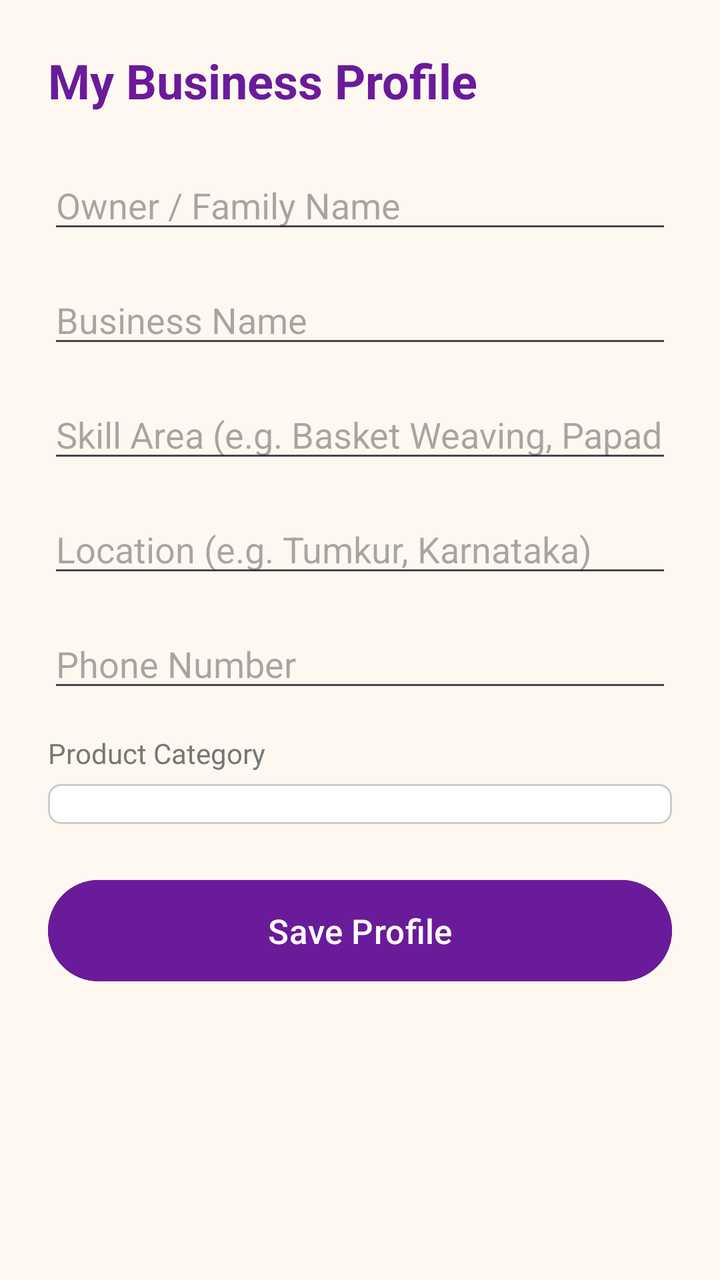
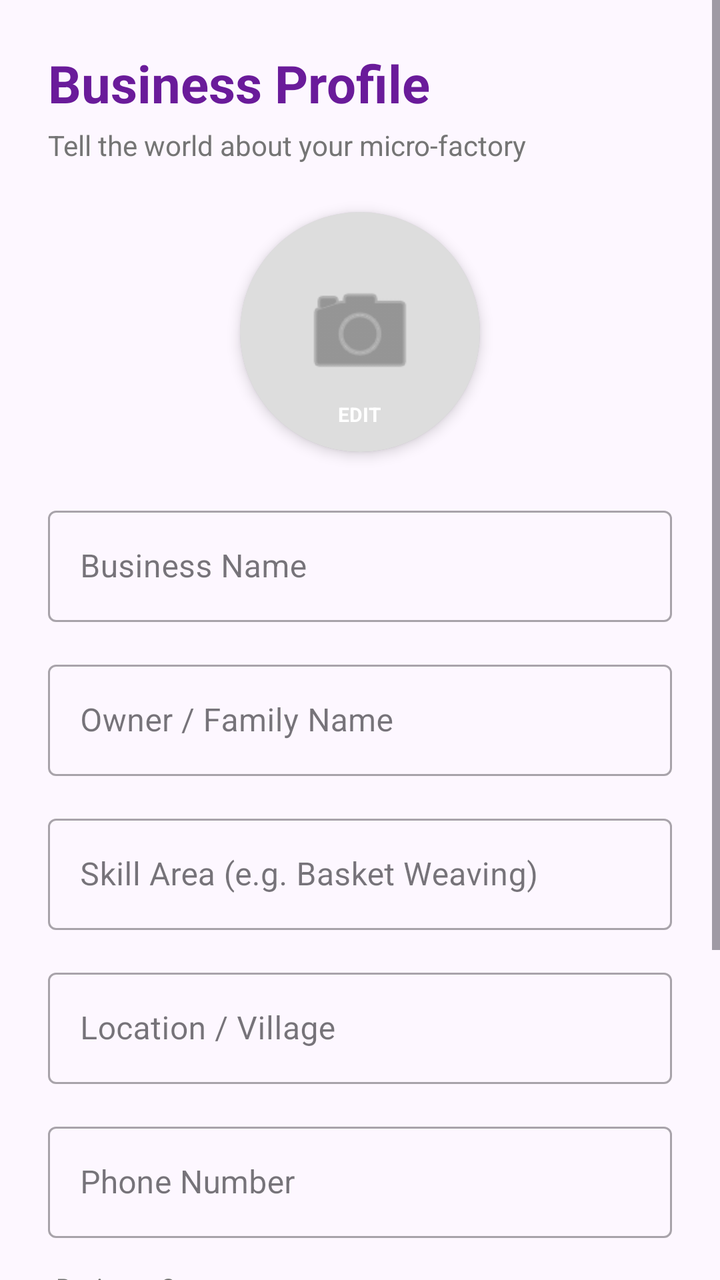

Two renders of the same Android screen: before a commit and after it. Below are the layout's source before the change and the commit's diff.
<!-- AndroidManifest.xml: application theme Theme.KutiraKushala -->
<!-- res/layout/activity_business_profile.xml -->
<?xml version="1.0" encoding="utf-8"?>
<ScrollView
    xmlns:android="http://schemas.android.com/apk/res/android"
    android:layout_width="match_parent"
    android:layout_height="match_parent"
    android:background="#FFF8F0">

    <LinearLayout
        android:layout_width="match_parent"
        android:layout_height="wrap_content"
        android:orientation="vertical"
        android:padding="24dp">

        <TextView
            android:layout_width="wrap_content"
            android:layout_height="wrap_content"
            android:text="My Business Profile"
            android:textSize="24sp"
            android:textStyle="bold"
            android:textColor="#6A1B9A"
            android:layout_marginBottom="24dp"/>

        <EditText
            android:id="@+id/etOwnerName"
            android:layout_width="match_parent"
            android:layout_height="wrap_content"
            android:hint="Owner / Family Name"
            android:inputType="textPersonName"
            android:layout_marginBottom="16dp"/>

        <EditText
            android:id="@+id/etBusinessName"
            android:layout_width="match_parent"
            android:layout_height="wrap_content"
            android:hint="Business Name"
            android:inputType="textCapWords"
            android:layout_marginBottom="16dp"/>

        <EditText
            android:id="@+id/etSkillArea"
            android:layout_width="match_parent"
            android:layout_height="wrap_content"
            android:hint="Skill Area (e.g. Basket Weaving, Papad Making)"
            android:inputType="textCapSentences"
            android:layout_marginBottom="16dp"/>

        <EditText
            android:id="@+id/etLocation"
            android:layout_width="match_parent"
            android:layout_height="wrap_content"
            android:hint="Location (e.g. Tumkur, Karnataka)"
            android:inputType="textCapWords"
            android:layout_marginBottom="16dp"/>

        <EditText
            android:id="@+id/etPhone"
            android:layout_width="match_parent"
            android:layout_height="wrap_content"
            android:hint="Phone Number"
            android:inputType="phone"
            android:layout_marginBottom="16dp"/>

        
        <TextView
            android:layout_width="wrap_content"
            android:layout_height="wrap_content"
            android:text="Product Category"
            android:textSize="14sp"
            android:textColor="#777777"
            android:layout_marginBottom="6dp"/>

        <Spinner
            android:id="@+id/spinnerCategory"
            android:layout_width="match_parent"
            android:layout_height="wrap_content"
            android:background="@drawable/spinner_border"
            android:padding="10dp"
            android:layout_marginBottom="24dp"/>

        <Button
            android:id="@+id/btnSaveProfile"
            android:layout_width="match_parent"
            android:layout_height="wrap_content"
            android:text="Save Profile"
            android:textSize="17sp"
            android:backgroundTint="#6A1B9A"
            android:textColor="#FFFFFF"
            android:padding="14dp"/>

        
        <TextView
            android:id="@+id/tvProfileStatus"
            android:layout_width="wrap_content"
            android:layout_height="wrap_content"
            android:layout_marginTop="16dp"
            android:textSize="14sp"
            android:textColor="#2E7D32"
            android:text=""/>

    </LinearLayout>
</ScrollView>
<!-- resources referenced by this layout -->
<resources>
  <!-- drawable spinner_border (drawable) -->
  <?xml version="1.0" encoding="utf-8"?>
  <shape xmlns:android="http://schemas.android.com/apk/res/android">
      <solid android:color="#FFFFFF"/>
      <stroke android:width="1dp" android:color="#CCCCCC"/>
      <corners android:radius="6dp"/>
  </shape>
  <style name="Theme.KutiraKushala" parent="Base.Theme.KutiraKushala" />
  <style name="Base.Theme.KutiraKushala" parent="Theme.Material3.DayNight.NoActionBar">
          
          
      </style>
</resources>

<!-- the commit's change to res/layout/activity_business_profile.xml (unified diff, before → after) -->
@@ -1,9 +1,9 @@
 <?xml version="1.0" encoding="utf-8"?>
-<ScrollView
-    xmlns:android="http://schemas.android.com/apk/res/android"
+<ScrollView xmlns:android="http://schemas.android.com/apk/res/android"
+    xmlns:app="http://schemas.android.com/apk/res-auto"
     android:layout_width="match_parent"
     android:layout_height="match_parent"
-    android:background="#FFF8F0">
+    android:background="@color/background">
 
     <LinearLayout
         android:layout_width="match_parent"
@@ -14,88 +14,156 @@
         <TextView
             android:layout_width="wrap_content"
             android:layout_height="wrap_content"
-            android:text="My Business Profile"
-            android:textSize="24sp"
+            android:text="Business Profile"
+            android:textSize="26sp"
             android:textStyle="bold"
-            android:textColor="#6A1B9A"
+            android:textColor="@color/colorPrimary"
+            android:layout_marginBottom="4dp"/>
+
+        <TextView
+            android:layout_width="wrap_content"
+            android:layout_height="wrap_content"
+            android:text="Tell the world about your micro-factory"
+            android:textSize="14sp"
+            android:textColor="@color/textSecondary"
             android:layout_marginBottom="24dp"/>
 
-        <EditText
-            android:id="@+id/etOwnerName"
+        
+        <androidx.cardview.widget.CardView
+            android:id="@+id/cardProfilePhoto"
+            android:layout_width="120dp"
+            android:layout_height="120dp"
+            android:layout_gravity="center"
+            app:cardCornerRadius="60dp"
+            app:cardElevation="4dp"
+            android:layout_marginBottom="24dp">
+            <FrameLayout
+                android:layout_width="match_parent"
+                android:layout_height="match_parent">
+                <ImageView
+                    android:id="@+id/ivProfilePhoto"
+                    android:layout_width="match_parent"
+                    android:layout_height="match_parent"
+                    android:scaleType="centerCrop"
+                    android:src="@android:drawable/ic_menu_camera"
+                    android:padding="30dp"
+                    app:tint="@color/textSecondary"/>
+                <View
+                    android:layout_width="match_parent"
+                    android:layout_height="match_parent"
+                    android:background="#22000000"/>
+                <TextView
+                    android:layout_width="wrap_content"
+                    android:layout_height="wrap_content"
+                    android:layout_gravity="bottom|center_horizontal"
+                    android:text="EDIT"
+                    android:textColor="@color/white"
+                    android:textSize="10sp"
+                    android:textStyle="bold"
+                    android:layout_marginBottom="12dp"/>
+            </FrameLayout>
+        </androidx.cardview.widget.CardView>
+
+        <com.google.android.material.textfield.TextInputLayout
+            style="@style/Widget.MaterialComponents.TextInputLayout.OutlinedBox"
+            android:layout_width="match_parent"
+            android:layout_height="wrap_content"
+            android:hint="Business Name"
+            android:layout_marginBottom="16dp">
+            <com.google.android.material.textfield.TextInputEditText
+                android:id="@+id/etBusinessName"
+                android:layout_width="match_parent"
+                android:layout_height="wrap_content"
+                android:inputType="textCapWords" />
+        </com.google.android.material.textfield.TextInputLayout>
+
+        <com.google.android.material.textfield.TextInputLayout
+            style="@style/Widget.MaterialComponents.TextInputLayout.OutlinedBox"
             android:layout_width="match_parent"
             android:layout_height="wrap_content"
             android:hint="Owner / Family Name"
-            android:inputType="textPersonName"
-            android:layout_marginBottom="16dp"/>
+            android:layout_marginBottom="16dp">
+            <com.google.android.material.textfield.TextInputEditText
+                android:id="@+id/etOwnerName"
+                android:layout_width="match_parent"
+                android:layout_height="wrap_content"
+                android:inputType="textPersonName" />
+        </com.google.android.material.textfield.TextInputLayout>
 
-        <EditText
-            android:id="@+id/etBusinessName"
+        <com.google.android.material.textfield.TextInputLayout
+            style="@style/Widget.MaterialComponents.TextInputLayout.OutlinedBox"
             android:layout_width="match_parent"
             android:layout_height="wrap_content"
-            android:hint="Business Name"
-            android:inputType="textCapWords"
-            android:layout_marginBottom="16dp"/>
+            android:hint="Skill Area (e.g. Basket Weaving)"
+            android:layout_marginBottom="16dp">
+            <com.google.android.material.textfield.TextInputEditText
+                android:id="@+id/etSkillArea"
+                android:layout_width="match_parent"
+                android:layout_height="wrap_content"
+                android:inputType="textCapSentences" />
+        </com.google.android.material.textfield.TextInputLayout>
 
-        <EditText
-            android:id="@+id/etSkillArea"
+        <com.google.android.material.textfield.TextInputLayout
+            style="@style/Widget.MaterialComponents.TextInputLayout.OutlinedBox"
             android:layout_width="match_parent"
             android:layout_height="wrap_content"
-            android:hint="Skill Area (e.g. Basket Weaving, Papad Making)"
-            android:inputType="textCapSentences"
-            android:layout_marginBottom="16dp"/>
+            android:hint="Location / Village"
+            android:layout_marginBottom="16dp">
+            <com.google.android.material.textfield.TextInputEditText
+                android:id="@+id/etLocation"
+                android:layout_width="match_parent"
+                android:layout_height="wrap_content"
+                android:inputType="textCapWords" />
+        </com.google.android.material.textfield.TextInputLayout>
 
-        <EditText
-            android:id="@+id/etLocation"
-            android:layout_width="match_parent"
-            android:layout_height="wrap_content"
-            android:hint="Location (e.g. Tumkur, Karnataka)"
-            android:inputType="textCapWords"
-            android:layout_marginBottom="16dp"/>
-
-        <EditText
-            android:id="@+id/etPhone"
+        <com.google.android.material.textfield.TextInputLayout
+            style="@style/Widget.MaterialComponents.TextInputLayout.OutlinedBox"
             android:layout_width="match_parent"
             android:layout_height="wrap_content"
             android:hint="Phone Number"
-            android:inputType="phone"
-            android:layout_marginBottom="16dp"/>
+            android:layout_marginBottom="16dp">
+            <com.google.android.material.textfield.TextInputEditText
+                android:id="@+id/etPhone"
+                android:layout_width="match_parent"
+                android:layout_height="wrap_content"
+                android:inputType="phone" />
+        </com.google.android.material.textfield.TextInputLayout>
 
-        
         <TextView
             android:layout_width="wrap_content"
             android:layout_height="wrap_content"
-            android:text="Product Category"
-            android:textSize="14sp"
-            android:textColor="#777777"
-            android:layout_marginBottom="6dp"/>
+            android:text="Business Category"
+            android:textSize="12sp"
+            android:textColor="@color/textSecondary"
+            android:layout_marginStart="4dp"
+            android:layout_marginBottom="4dp"/>
 
         <Spinner
             android:id="@+id/spinnerCategory"
             android:layout_width="match_parent"
-            android:layout_height="wrap_content"
+            android:layout_height="56dp"
             android:background="@drawable/spinner_border"
-            android:padding="10dp"
-            android:layout_marginBottom="24dp"/>
+            android:padding="12dp"
+            android:layout_marginBottom="32dp"/>
 
-        <Button
+        <com.google.android.material.button.MaterialButton
             android:id="@+id/btnSaveProfile"
             android:layout_width="match_parent"
-            android:layout_height="wrap_content"
-            android:text="Save Profile"
-            android:textSize="17sp"
-            android:backgroundTint="#6A1B9A"
-            android:textColor="#FFFFFF"
-            android:padding="14dp"/>
+            android:layout_height="60dp"
+            android:text="Save &amp; Go Public"
+            app:cornerRadius="12dp"
+            android:textSize="16sp"
+            android:textStyle="bold"
+            android:backgroundTint="@color/colorPrimary"/>
 
-        
         <TextView
             android:id="@+id/tvProfileStatus"
-            android:layout_width="wrap_content"
+            android:layout_width="match_parent"
             android:layout_height="wrap_content"
             android:layout_marginTop="16dp"
+            android:textAlignment="center"
             android:textSize="14sp"
-            android:textColor="#2E7D32"
-            android:text=""/>
+            android:textColor="@color/accent_green" />
 
     </LinearLayout>
 </ScrollView>
<!-- resource entries referenced after the edit -->
@@ -1,5 +1,10 @@
 <!-- resources referenced by this layout -->
 <resources>
+  <color name="accent_green">#2E7D32</color>
+  <color name="background">#FDF7FF</color>
+  <color name="colorPrimary">#6A1B9A</color>
+  <color name="textSecondary">#757575</color>
+  <color name="white">#FFFFFFFF</color>
   <!-- drawable spinner_border (drawable) -->
   <?xml version="1.0" encoding="utf-8"?>
   <shape xmlns:android="http://schemas.android.com/apk/res/android">
@@ -10,7 +15,15 @@
   <style name="Theme.KutiraKushala" parent="Base.Theme.KutiraKushala" />
   <style name="Base.Theme.KutiraKushala" parent="Theme.Material3.DayNight.NoActionBar">
           
-          
+          <item name="colorPrimary">@color/colorPrimary</item>
+          <item name="colorOnPrimary">@color/white</item>
+          <item name="colorPrimaryVariant">@color/colorPrimaryVariant</item>
+          <item name="colorSecondary">@color/colorSecondary</item>
+          <item name="colorOnSecondary">@color/white</item>
+          <item name="android:windowBackground">@color/background</item>
+          <item name="android:statusBarColor">@color/colorPrimaryVariant</item>
       </style>
+  <color name="colorPrimaryVariant">#4A148C</color>
+  <color name="colorSecondary">#1565C0</color>
 </resources>
 
